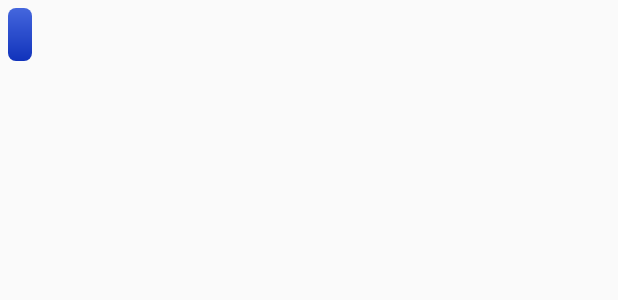
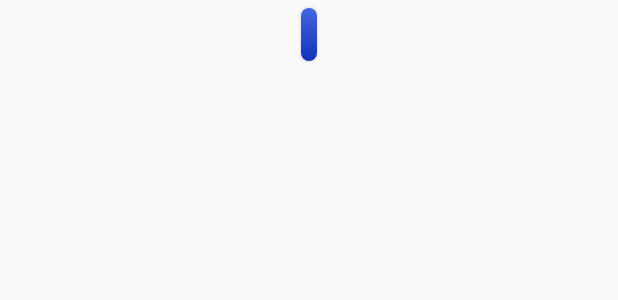
Before and after one commit to nextcashtech/android_wallet, an Android app: the layout seed_word_button.xml on its own in the app's theme, with its tools: preview values and no code run, on a phone screen of 412 x 824 dp. Shown: the top 300 px of the screen. Run offline under Robolectric (Android 15) with nearby library versions, the phone set to English and light mode, and no system bars.

Commit message:
Redesign seed verification view.

```diff
--- a/app/build.gradle
+++ b/app/build.gradle
@@ -7,7 +7,7 @@ android {
         minSdkVersion 21
         targetSdkVersion 28
         versionCode 35
-        versionName "0.8.2"
+        versionName "0.9.0"
         testInstrumentationRunner "android.support.test.runner.AndroidJUnitRunner"
         externalNativeBuild {
             cmake {
--- a/app/src/main/res/layout/seed_word_button.xml
+++ b/app/src/main/res/layout/seed_word_button.xml
@@ -1,13 +1,6 @@
 <?xml version="1.0" encoding="utf-8"?>
-<TextView
+<tech.nextcash.nextcashwallet.TextButton
     xmlns:android="http://schemas.android.com/apk/res/android"
     android:id="@+id/seedWordButton"
-    android:layout_width="wrap_content"
-    android:layout_height="wrap_content"
-    android:background="@drawable/button_background"
-    android:padding="8dp"
-    android:layout_margin="5dp"
-    android:textColor="#ffff"
-    android:onClick="onClick">
-
-</TextView>
+    style="@style/SmallButton"
+    android:onClick="onClick"/>
--- a/app/src/main/res/values/styles.xml
+++ b/app/src/main/res/values/styles.xml
@@ -94,4 +94,20 @@
         <item name="android:onClick">onClick</item>
     </style>
 
+    <style name="SmallButton" parent="TextAppearance.AppCompat.Medium">
+        <item name="android:layout_width">wrap_content</item>
+        <item name="android:layout_height">wrap_content</item>
+        <item name="android:minWidth">0dp</item>
+        <item name="android:minHeight">0dp</item>
+        <item name="android:padding">5dp</item>
+        <item name="android:layout_margin">5dp</item>
+        <item name="android:background">@drawable/button_background</item>
+        <item name="android:layout_gravity">center_horizontal</item>
+        <item name="android:textStyle">bold</item>
+        <item name="android:textAllCaps">false</item>
+        <item name="android:textColor">@color/buttonText</item>
+        <item name="android:textAlignment">center</item>
+        <item name="android:onClick">onClick</item>
+    </style>
+
 </resources>
```
Also changed, not shown: app/src/main/java/tech/nextcash/nextcashwallet/MainActivity.java (+53 -25 lines), app/src/main/res/layout/seed_word_row.xml (added, +7 -0 lines), app/src/main/res/layout/verify_seed.xml (+12 -5 lines).
